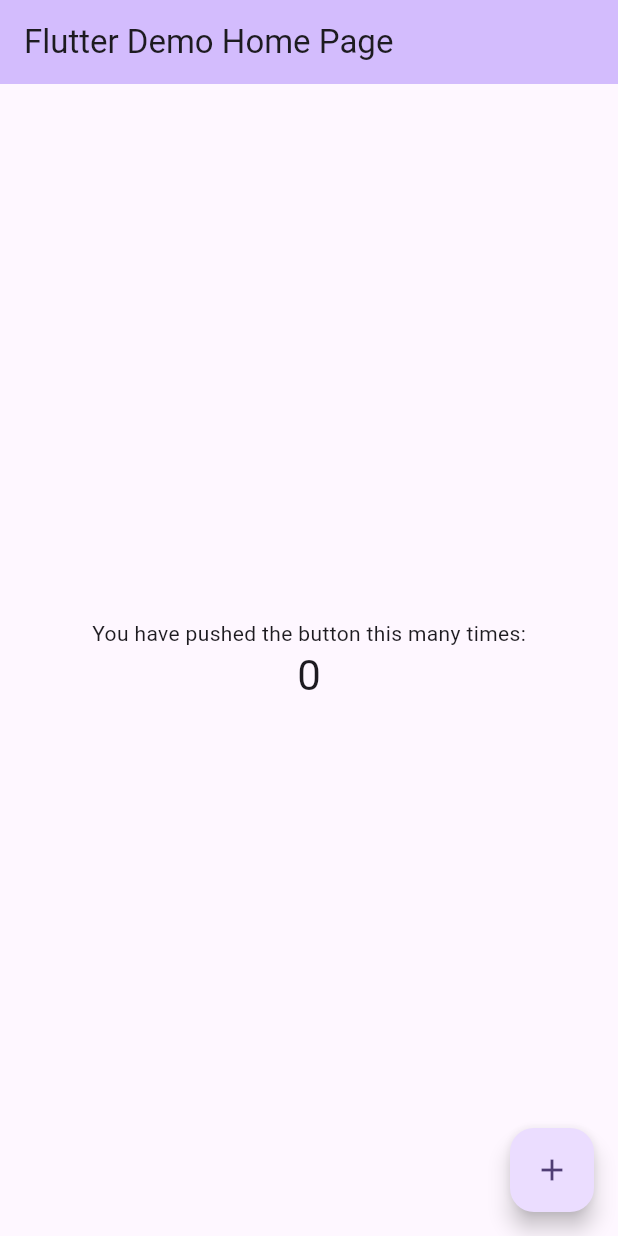
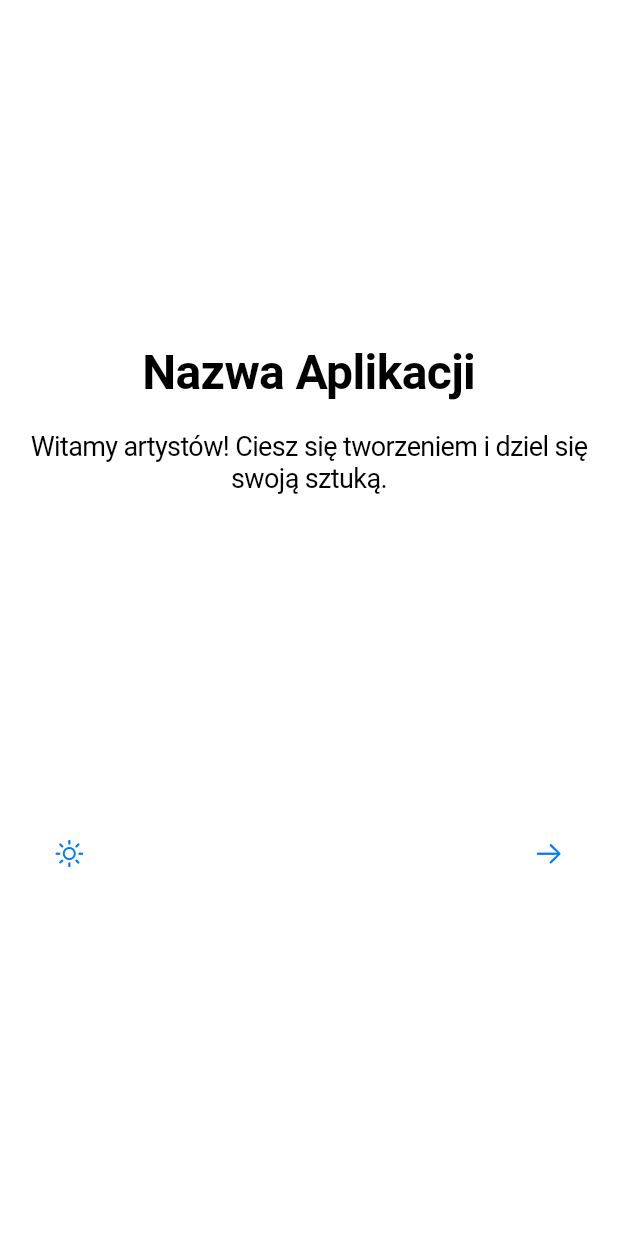
Before and after one commit to jukialen/pfartists_flutter, a Flutter app: the screen it shows after launch, on a phone screen of 412 x 824 dp. Run offline on Flutter 3.47's test engine with Material 3 defaults, Android fonts, the phone set to English and light mode, and no system bars; our stand-ins replace flutter_dotenv, flutter_riverpod, supabase_flutter; accounts and stored records are empty.

```diff
--- a/lib/main.dart
+++ b/lib/main.dart
@@ -1,125 +1,31 @@
-import 'package:flutter/material.dart';
+import 'package:flutter/cupertino.dart';
+import 'package:flutter_riverpod/flutter_riverpod.dart';
+import 'package:pfartists_flutter/constants/environment.dart';
+// import 'package:pfartists_flutter/modules/MyHome/MyHome.dart';
+import 'package:pfartists_flutter/modules/Welcome/Welcome.dart';
+import 'package:pfartists_flutter/utils/supabase.dart';
 
-void main() {
-  runApp(const MyApp());
+Future<void> main() async {
+initializeEnvironment();
+  await supabaseClient();
+
+
+  runApp(
+    ProviderScope( // Otaczamy aplikację ProviderScope
+      child: MyApp(),
+    ),
+  );
 }
 
 class MyApp extends StatelessWidget {
   const MyApp({super.key});
 
-  // This widget is the root of your application.
   @override
   Widget build(BuildContext context) {
-    return MaterialApp(
-      title: 'Flutter Demo',
-      theme: ThemeData(
-        // This is the theme of your application.
-        //
-        // TRY THIS: Try running your application with "flutter run". You'll see
-        // the application has a purple toolbar. Then, without quitting the app,
-        // try changing the seedColor in the colorScheme below to Colors.green
-        // and then invoke "hot reload" (save your changes or press the "hot
-        // reload" button in a Flutter-supported IDE, or press "r" if you used
-        // the command line to start the app).
-        //
-        // Notice that the counter didn't reset back to zero; the application
-        // state is not lost during the reload. To reset the state, use hot
-        // restart instead.
-        //
-        // This works for code too, not just values: Most code changes can be
-        // tested with just a hot reload.
-        colorScheme: ColorScheme.fromSeed(seedColor: Colors.deepPurple),
-        useMaterial3: true,
-      ),
-      home: const MyHomePage(title: 'Flutter Demo Home Page'),
+    return CupertinoApp(
+      title: 'Aplikacja Cupertino z Riverpod',
+      home: Welcome(),
     );
+
   }
 }
-
-class MyHomePage extends StatefulWidget {
-  const MyHomePage({super.key, required this.title});
-
-  // This widget is the home page of your application. It is stateful, meaning
-  // that it has a State object (defined below) that contains fields that affect
-  // how it looks.
-
-  // This class is the configuration for the state. It holds the values (in this
-  // case the title) provided by the parent (in this case the App widget) and
-  // used by the build method of the State. Fields in a Widget subclass are
-  // always marked "final".
-
-  final String title;
-
-  @override
-  State<MyHomePage> createState() => _MyHomePageState();
-}
-
-class _MyHomePageState extends State<MyHomePage> {
-  int _counter = 0;
-
-  void _incrementCounter() {
-    setState(() {
-      // This call to setState tells the Flutter framework that something has
-      // changed in this State, which causes it to rerun the build method below
-      // so that the display can reflect the updated values. If we changed
-      // _counter without calling setState(), then the build method would not be
-      // called again, and so nothing would appear to happen.
-      _counter++;
-    });
-  }
-
-  @override
-  Widget build(BuildContext context) {
-    // This method is rerun every time setState is called, for instance as done
-    // by the _incrementCounter method above.
-    //
-    // The Flutter framework has been optimized to make rerunning build methods
-    // fast, so that you can just rebuild anything that needs updating rather
-    // than having to individually change instances of widgets.
-    return Scaffold(
-      appBar: AppBar(
-        // TRY THIS: Try changing the color here to a specific color (to
-        // Colors.amber, perhaps?) and trigger a hot reload to see the AppBar
-        // change color while the other colors stay the same.
-        backgroundColor: Theme.of(context).colorScheme.inversePrimary,
-        // Here we take the value from the MyHomePage object that was created by
-        // the App.build method, and use it to set our appbar title.
-        title: Text(widget.title),
-      ),
-      body: Center(
-        // Center is a layout widget. It takes a single child and positions it
-        // in the middle of the parent.
-        child: Column(
-          // Column is also a layout widget. It takes a list of children and
-          // arranges them vertically. By default, it sizes itself to fit its
-          // children horizontally, and tries to be as tall as its parent.
-          //
-          // Column has various properties to control how it sizes itself and
-          // how it positions its children. Here we use mainAxisAlignment to
-          // center the children vertically; the main axis here is the vertical
-          // axis because Columns are vertical (the cross axis would be
-          // horizontal).
-          //
-          // TRY THIS: Invoke "debug painting" (choose the "Toggle Debug Paint"
-          // action in the IDE, or press "p" in the console), to see the
-          // wireframe for each widget.
-          mainAxisAlignment: MainAxisAlignment.center,
-          children: <Widget>[
-            const Text(
-              'You have pushed the button this many times:',
-            ),
-            Text(
-              '$_counter',
-              style: Theme.of(context).textTheme.headlineMedium,
-            ),
-          ],
-        ),
-      ),
-      floatingActionButton: FloatingActionButton(
-        onPressed: _incrementCounter,
-        tooltip: 'Increment',
-        child: const Icon(Icons.add),
-      ), // This trailing comma makes auto-formatting nicer for build methods.
-    );
-  }
-}
--- /dev/null
+++ b/lib/modules/Welcome/Welcome.dart
@@ -0,0 +1,68 @@
+// ignore_for_file: file_names
+
+import 'package:flutter/cupertino.dart';
+import 'package:pfartists_flutter/modules/Login/Login.dart';
+
+class Welcome extends StatelessWidget {
+  const Welcome({super.key});
+
+  @override
+  Widget build(BuildContext context) {
+    return CupertinoPageScaffold(
+      // navigationBar: CupertinoNavigationBar(
+      //   middle: Text('Nazwa Aplikacji'),
+      // ),
+      child: SafeArea(
+        child: Center(
+        child: Padding(
+          padding: const EdgeInsets.all(16.0),
+          child: Column(
+            mainAxisAlignment: MainAxisAlignment.spaceEvenly,
+            children: [
+              Column(
+                children: [
+                  Text(
+                    'Nazwa Aplikacji',
+                    style: TextStyle(
+                      fontSize: 32,
+                      fontWeight: FontWeight.bold,
+                    ),
+                  ),
+                  SizedBox(height: 20),
+                  Text(
+                    'Witamy artystów! Ciesz się tworzeniem i dziel się swoją sztuką.',
+                    style: TextStyle(
+                      fontSize: 18,
+                    ),
+                    textAlign: TextAlign.center,
+                  ),
+                ],
+              ),
+              Row(
+                mainAxisAlignment: MainAxisAlignment.spaceBetween,
+                children: [
+                  CupertinoButton(
+                    child: Icon(CupertinoIcons.brightness),
+                    onPressed: () {
+                      // Implement dark mode toggle
+                    },
+                  ),
+                  CupertinoButton(
+                    child: Icon(CupertinoIcons.arrow_right),
+                    onPressed: () {
+                      Navigator.push(
+                        context,
+                        CupertinoPageRoute(builder: (context) => Login()),
+                      );
+                    },
+                  ),
+                ],
+              ),
+            ],
+          ),
+        ),
+      ),
+      ),
+    );
+  }
+}
--- a/pubspec.yaml
+++ b/pubspec.yaml
@@ -34,6 +34,9 @@ dependencies:
   # The following adds the Cupertino Icons font to your application.
   # Use with the CupertinoIcons class for iOS style icons.
   cupertino_icons: ^1.0.8
+  flutter_dotenv: ^5.2.1
+  flutter_riverpod: ^2.6.1
+  supabase_flutter: ^2.8.3
 
 dev_dependencies:
   flutter_test:
```
Also changed, not shown: lib/constants/environment.dart (added, +10 -0 lines), lib/modules/Home/home.dart (added, +17 -0 lines), lib/modules/Login/Login.dart (added, +91 -0 lines), lib/modules/MyHome/MyHome.dart (added, +60 -0 lines), lib/modules/Profile/profile.dart (added, +34 -0 lines), lib/modules/Search/Search.dart (added, +49 -0 lines), lib/utils/supabase.dart (added, +12 -0 lines), pubspec.lock, 9 other files.
